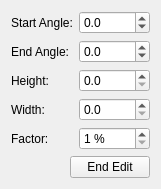
Old version of the form scribus/ui/spiralvectorbase.ui in the repository scribusproject/scribus.
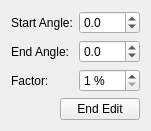
New version of the form. Custom widgets are drawn as their Qt base class.

```diff
--- a/scribus/ui/spiralvectorbase.ui
+++ b/scribus/ui/spiralvectorbase.ui
@@ -9,8 +9,8 @@
    <rect>
     <x>0</x>
     <y>0</y>
-    <width>149</width>
-    <height>175</height>
+    <width>139</width>
+    <height>119</height>
    </rect>
   </property>
   <property name="minimumSize">
@@ -66,47 +66,13 @@
       </widget>
      </item>
      <item row="2" column="0">
-      <widget class="QLabel" name="label_3">
-       <property name="text">
-        <string>Height:</string>
-       </property>
-      </widget>
-     </item>
-     <item row="2" column="1">
-      <widget class="ScrSpinBox" name="arcHeight">
-       <property name="decimals">
-        <number>1</number>
-       </property>
-       <property name="maximum">
-        <double>99999.000000000000000</double>
-       </property>
-      </widget>
-     </item>
-     <item row="3" column="0">
-      <widget class="QLabel" name="label_4">
-       <property name="text">
-        <string>Width:</string>
-       </property>
-      </widget>
-     </item>
-     <item row="3" column="1">
-      <widget class="ScrSpinBox" name="arcWidth">
-       <property name="decimals">
-        <number>1</number>
-       </property>
-       <property name="maximum">
-        <double>99999.000000000000000</double>
-       </property>
-      </widget>
-     </item>
-     <item row="4" column="0">
       <widget class="QLabel" name="label_5">
        <property name="text">
         <string>Factor:</string>
        </property>
       </widget>
      </item>
-     <item row="4" column="1">
+     <item row="2" column="1">
       <widget class="QSpinBox" name="arcFactor">
        <property name="suffix">
         <string> %</string>
```
